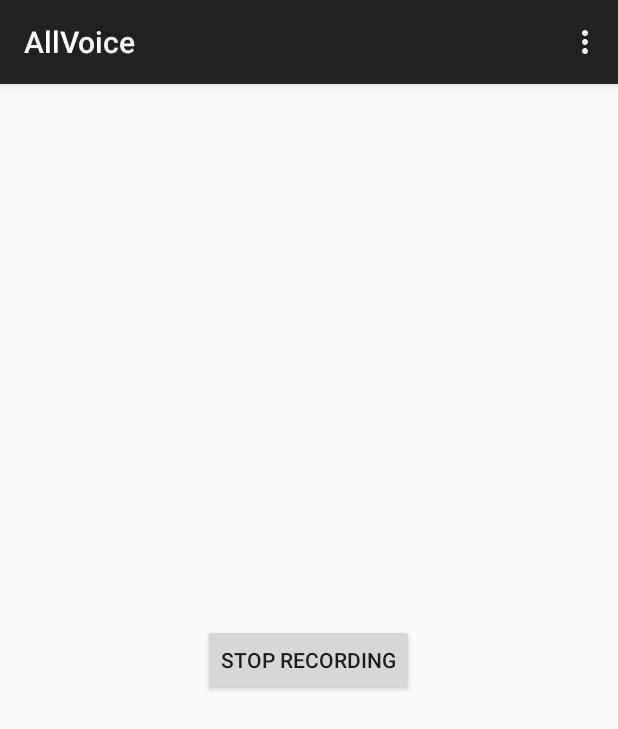
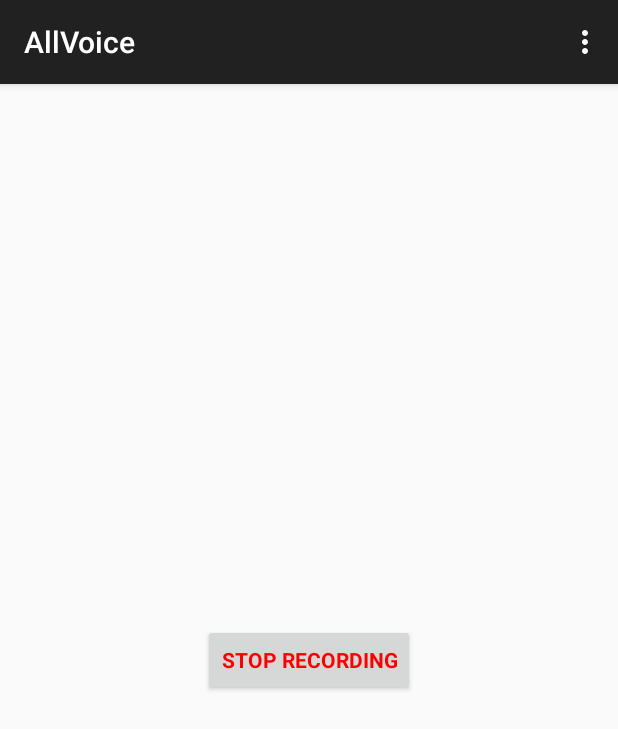
Before and after one commit to pmauldin/AllVoice, an Android app: the screen it shows after launch (MainActivity), after a tap on "START RECORDING", on a phone screen of 412 x 824 dp. Shown: the top 729 px of the screen. Run offline under Robolectric (Android 15) with nearby library versions, the phone set to English and light mode, and no system bars.

Commit message:
Changed record button text color and style

```diff
--- a/AllVoice/app/src/main/java/me/pmauldin/allvoice/MainActivity.java
+++ b/AllVoice/app/src/main/java/me/pmauldin/allvoice/MainActivity.java
@@ -1,5 +1,7 @@
 package me.pmauldin.allvoice;
 
+import android.graphics.Color;
+import android.graphics.Typeface;
 import android.support.v7.app.ActionBarActivity;
 import android.os.Bundle;
 import android.view.Menu;
@@ -44,20 +46,25 @@ public class MainActivity extends ActionBarActivity {
         setContentView(R.layout.activity_main);
 
         final Button recordButton = (Button) findViewById(R.id.record);
+        recordButton.setTypeface(null, Typeface.BOLD);
 
         recordButton.setOnClickListener(
                 new Button.OnClickListener(){
                     public void onClick(View v) {
                         if(recording) {
+                            recordButton.setText("Start Recording");
+                            recordButton.setTextColor(Color.BLACK);
                             // STOP RECORDING //
 
 
-                            recordButton.setText("Start Recording");
+
                         } else {
+                            recordButton.setText("Stop Recording");
+                            recordButton.setTextColor(Color.RED);
                             // START RECORDING //
 
 
-                            recordButton.setText("Stop Recording");
+
                         }
                         recording = !recording;
                     }
```
